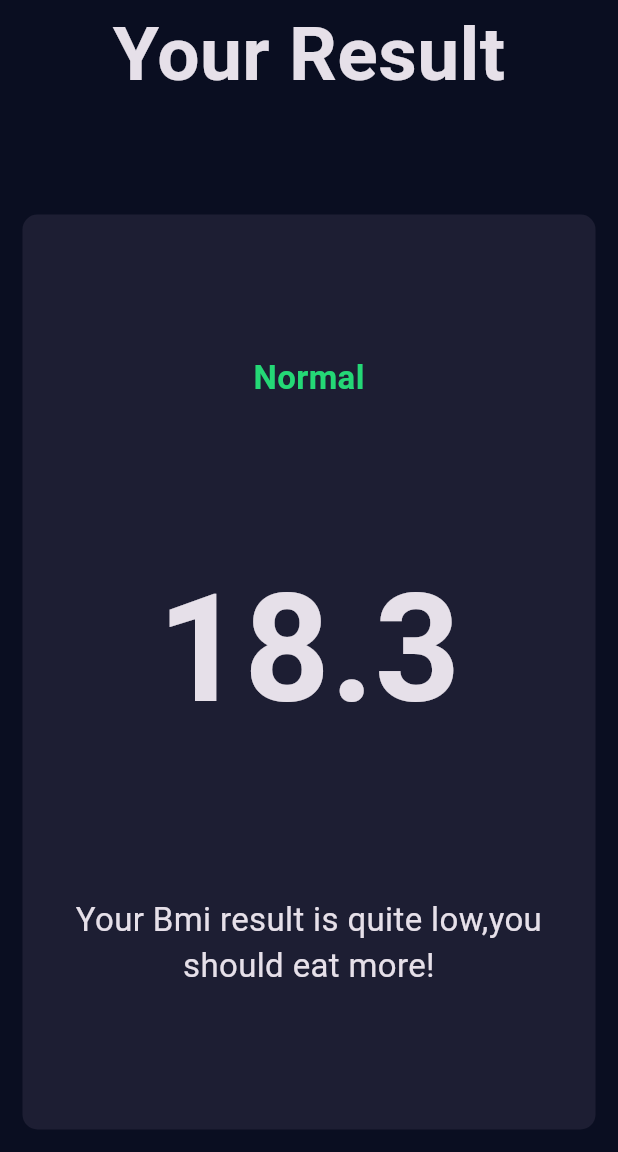
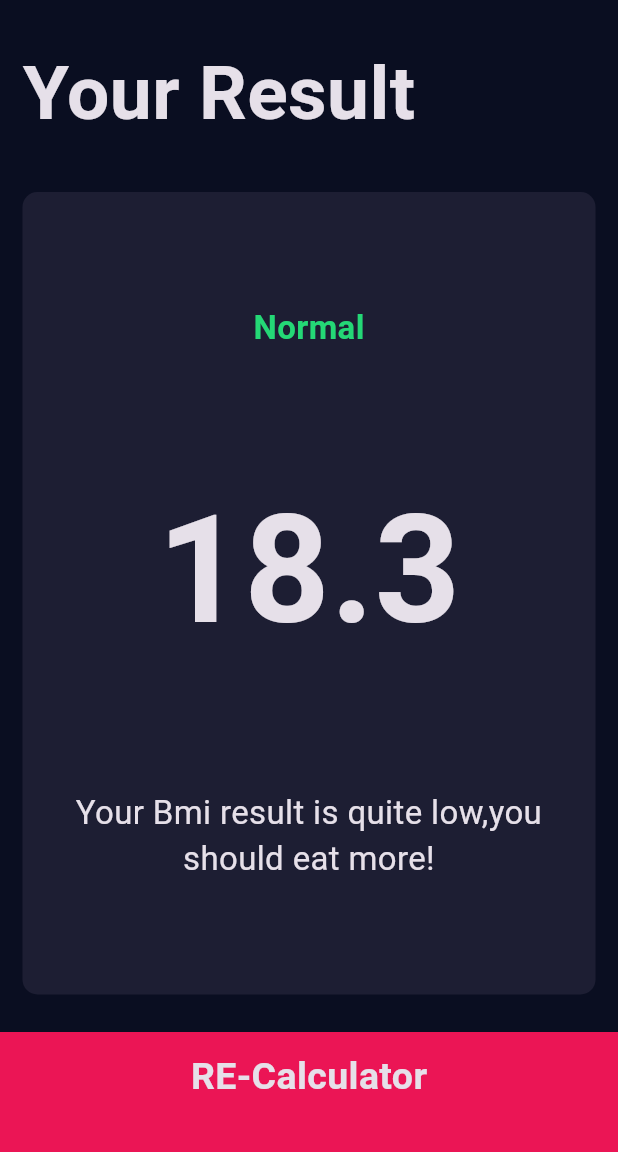
Before and after one commit to Shadislam1/bmi_calculator, a Flutter app: the ResultsPage screen opened directly, on a phone screen of 412 x 824 dp, the part 84-1236 px from its top. Run offline on Flutter 3.47's test engine with Material 3 defaults, Android fonts, the phone set to English and light mode, and no system bars; our stand-ins replace font_awesome_flutter.

Commit message:
lib/components/,lib/screens folder create

```diff
--- a/lib/main.dart
+++ b/lib/main.dart
@@ -1,4 +1,4 @@
-import 'package:bmi_calculator/input_page.dart';
+import 'package:bmi_calculator/screens/input_page.dart';
 import 'package:flutter/material.dart';
 
 void main() {
--- a/lib/results_page.dart
+++ b/lib/screens/results_page.dart
@@ -1,6 +1,7 @@
 
+import 'package:bmi_calculator/components/bottom_button.dart';
 import 'package:bmi_calculator/constants.dart';
-import 'package:bmi_calculator/reusable_card.dart';
+import 'package:bmi_calculator/components/reusable_card.dart';
 import 'package:flutter/material.dart';
 
 class ResultsPage extends StatelessWidget {
@@ -16,9 +17,12 @@ class ResultsPage extends StatelessWidget {
       ),
       body: Column(
         mainAxisAlignment: MainAxisAlignment.spaceEvenly,
+        crossAxisAlignment: CrossAxisAlignment.stretch,
         children: <Widget>[
           Expanded(
             child: Container(
+              padding: EdgeInsets.all(15.0),
+              alignment: Alignment.bottomLeft,
               child: Text(
                 'Your Result',
                 style: kTitleTextStyle,
@@ -51,7 +55,15 @@ class ResultsPage extends StatelessWidget {
               ),
                onPress:(){}
                ),
-             )
+             ),
+
+            BottomButton(
+
+               buttonTitle: 'RE-Calculator',
+                onTap: (){
+                  Navigator.pop(context);
+                },
+               ) ,
         ],
       )
     );
```
Also changed, not shown: lib/screens/input_page.dart (renamed from lib/input_page.dart, +5 -5 lines), lib/components/bottom_button.dart (renamed from lib/bottom_button.dart), lib/components/icon_content.dart (renamed from lib/icon_content.dart), lib/components/reusable_card.dart (renamed from lib/reusable_card.dart), lib/components/round_icon_button.dart (renamed from lib/round_icon_button.dart).
